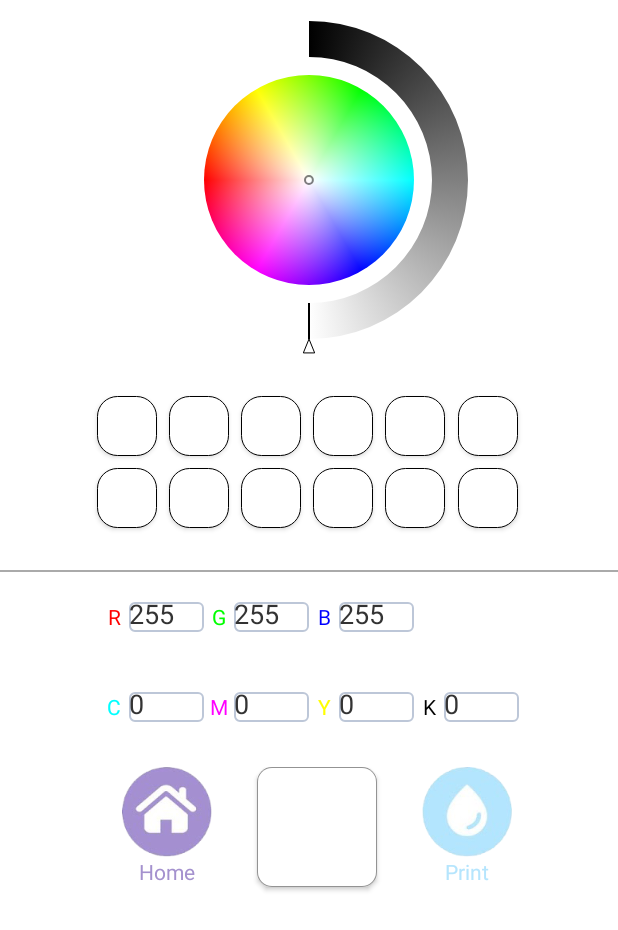
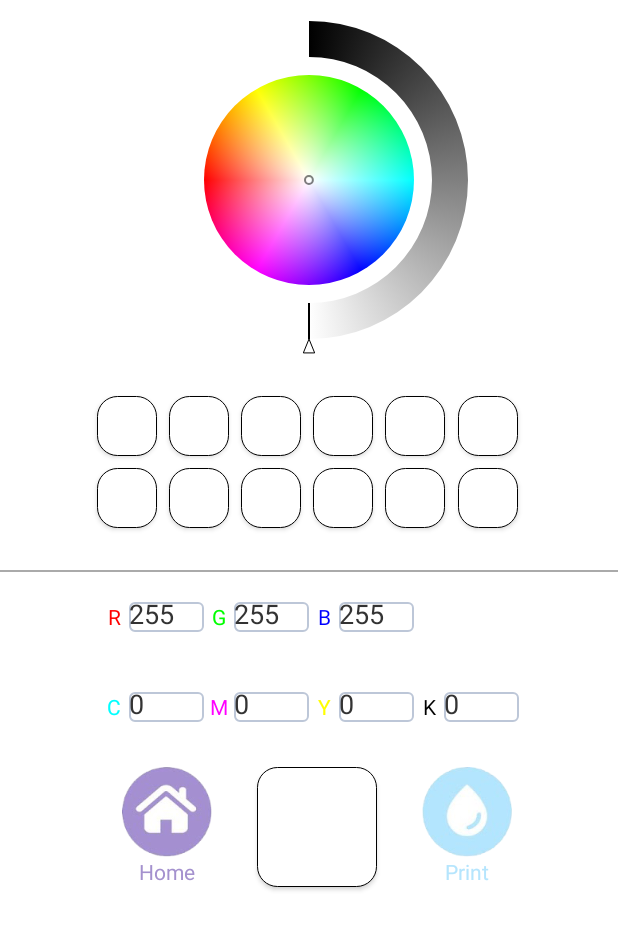
Before and after one commit to zliaky/RealColorScheme, an Android app: the PaletteActivity screen opened directly, with no data from a screen before it, after a tap on an icon or button, on a phone screen of 412 x 824 dp. Shown: the top 930 px of the screen. Run offline under Robolectric (Android 15) with nearby library versions, the phone set to English and light mode, and no system bars.

Commit message:
Fix bug: can not show color while clicking history color

```diff
--- a/app/src/main/java/com/realcolorscheme/colorscheme/PaletteActivity.java
+++ b/app/src/main/java/com/realcolorscheme/colorscheme/PaletteActivity.java
@@ -61,6 +61,7 @@ public class PaletteActivity extends Activity {
             setBtnBackground(colorBtn[i], colorList[i]);
         }
         setColorText(color);
+        setColorShowBtn(color);
     }
 
     private int[] rgb2cmyk(int color) {
```
